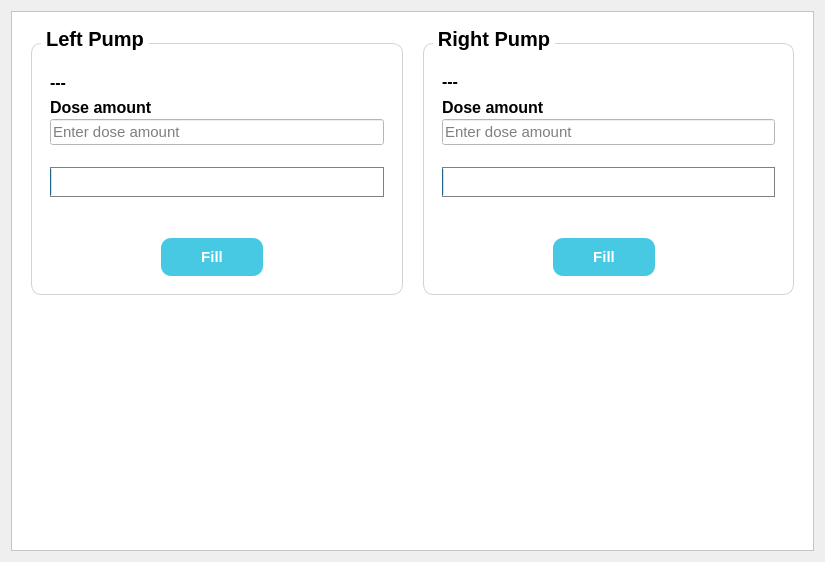
The window that uiFiles/instantDose.ui (Rex-Honey/medidozeNoDb) describes before a commit, drawn with Qt 5.
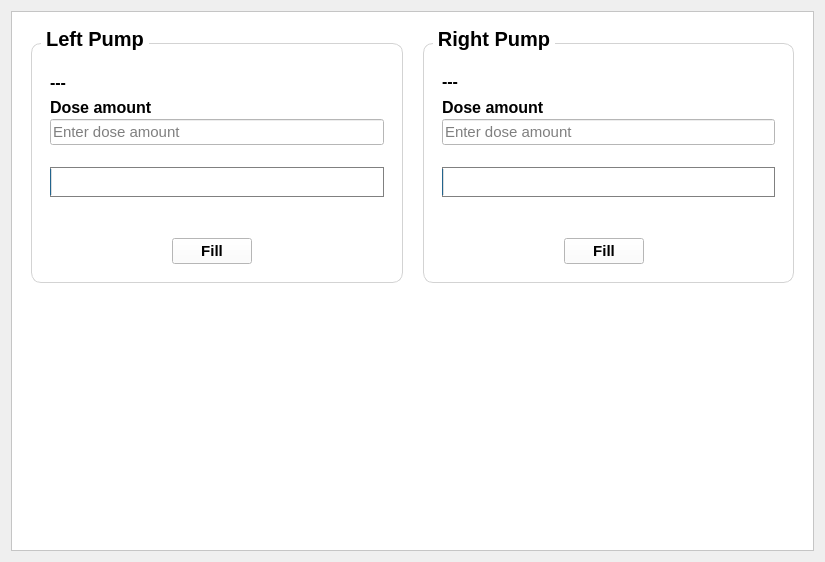
The same window after the commit.

Commit message:
Enhance InstantDoseWindow UI with button styling and state management
- Introduced ENABLED_BUTTON_STYLE and DISABLED_BUTTON_STYLE for dynamic button styling based on enabled state.
- Implemented _applyButtonStyles method to update button appearance in response to state changes.
- Improved button state management in _setButtonsEnabled method to ensure consistent UI feedback.
- Adjusted font weight in the UI file for better visual consistency.

```diff
--- a/uiFiles/instantDose.ui
+++ b/uiFiles/instantDose.ui
@@ -267,7 +267,7 @@
                  <property name="font">
                   <font>
                    <pointsize>11</pointsize>
-                   <weight>99</weight>
+                   <weight>75</weight>
                    <bold>true</bold>
                   </font>
                  </property>
@@ -280,14 +280,6 @@
                  <property name="autoFillBackground">
                   <bool>false</bool>
                  </property>
-                 <property name="styleSheet">
-                  <string notr="true">background:#48C9E3;
-color:#FFFFFF;
-border-radius:10%;
-padding:10px 40px;
-font-weight: 900;
-font-size:11pt</string>
-                 </property>
                  <property name="text">
                   <string>Fill</string>
                  </property>
@@ -560,7 +552,7 @@
                  <property name="font">
                   <font>
                    <pointsize>11</pointsize>
-                   <weight>99</weight>
+                   <weight>75</weight>
                    <bold>true</bold>
                   </font>
                  </property>
@@ -573,14 +565,6 @@
                  <property name="autoFillBackground">
                   <bool>false</bool>
                  </property>
-                 <property name="styleSheet">
-                  <string notr="true">background:#48C9E3;
-color:#FFFFFF;
-border-radius:10%;
-padding:10px 40px;
-font-weight: 900;
-font-size:11pt</string>
-                 </property>
                  <property name="text">
                   <string>Fill</string>
                  </property>
```
The commit also changes 1 other file.
